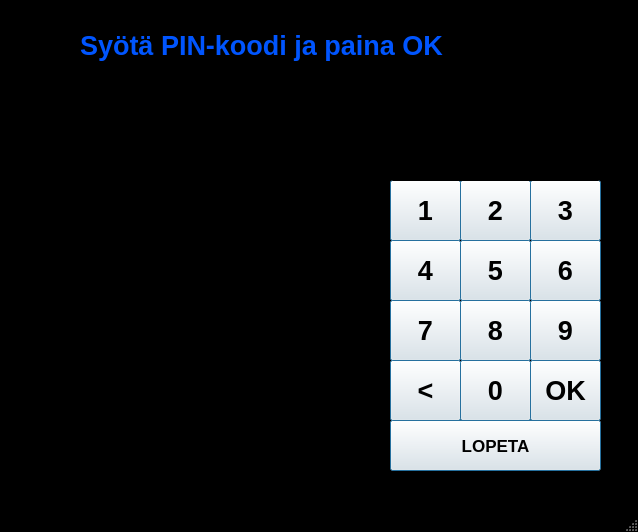
The window that bankautomat/mainwindow2.ui (tvt21kmo-bank-project/group_7) describes before a commit, drawn with Qt 5.
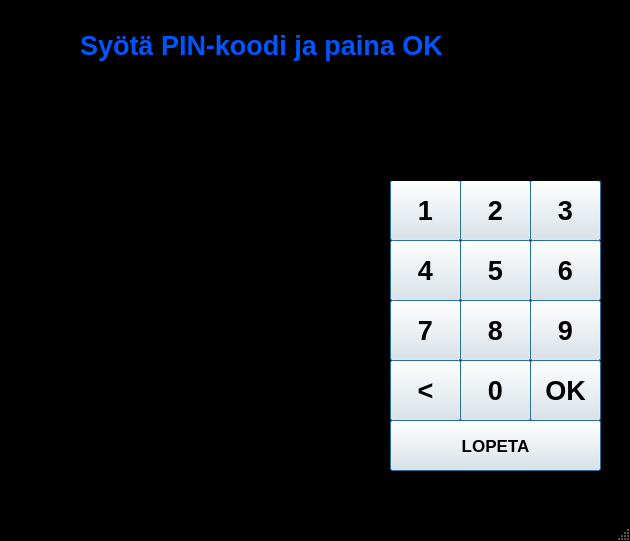
The same window after the commit.

```diff
--- a/bankautomat/mainwindow2.ui
+++ b/bankautomat/mainwindow2.ui
@@ -6,8 +6,8 @@
    <rect>
     <x>0</x>
     <y>0</y>
-    <width>638</width>
-    <height>532</height>
+    <width>630</width>
+    <height>541</height>
    </rect>
   </property>
   <property name="palette">
```
Left out of the diff: 2 changed lines with no effect on the pictures.
